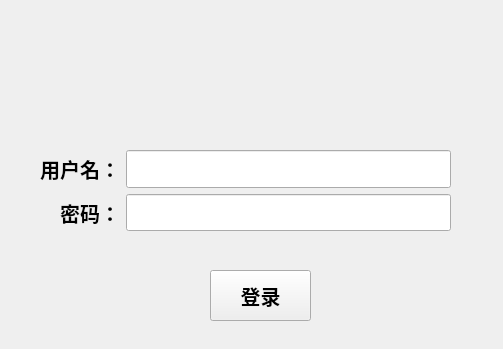
Qt form Login.ui (luoxuanzao/seafile-python) before a commit.
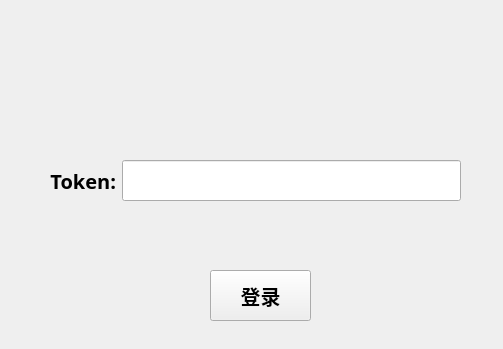
The same form after that commit. Icons and pictures are not drawn.

Commit message: feat: 登陆方式改为token

Patch:
```diff
--- a/Login.ui
+++ b/Login.ui
@@ -50,10 +50,10 @@
   <widget class="QWidget" name="horizontalLayoutWidget">
    <property name="geometry">
     <rect>
-     <x>40</x>
-     <y>150</y>
+     <x>50</x>
+     <y>160</y>
      <width>411</width>
-     <height>81</height>
+     <height>41</height>
     </rect>
    </property>
    <layout class="QHBoxLayout" name="horizontalLayout">
@@ -62,29 +62,6 @@
     </property>
     <item>
      <layout class="QVBoxLayout" name="verticalLayout">
-      <item>
-       <widget class="QLabel" name="username_label">
-        <property name="font">
-         <font>
-          <family>华文仿宋</family>
-          <pointsize>15</pointsize>
-          <weight>75</weight>
-          <italic>false</italic>
-          <bold>true</bold>
-          <strikeout>false</strikeout>
-         </font>
-        </property>
-        <property name="layoutDirection">
-         <enum>Qt::LeftToRight</enum>
-        </property>
-        <property name="text">
-         <string>用户名：</string>
-        </property>
-        <property name="alignment">
-         <set>Qt::AlignRight|Qt::AlignTrailing|Qt::AlignVCenter</set>
-        </property>
-       </widget>
-      </item>
       <item>
        <widget class="QLabel" name="label">
         <property name="font">
@@ -99,7 +76,7 @@
          <enum>Qt::LeftToRight</enum>
         </property>
         <property name="text">
-         <string>密码：</string>
+         <string>Token:</string>
         </property>
         <property name="alignment">
          <set>Qt::AlignRight|Qt::AlignTrailing|Qt::AlignVCenter</set>
@@ -110,22 +87,6 @@
     </item>
     <item>
      <layout class="QVBoxLayout" name="verticalLayout_2">
-      <item>
-       <widget class="QLineEdit" name="username_input">
-        <property name="sizePolicy">
-         <sizepolicy hsizetype="Expanding" vsizetype="Preferred">
-          <horstretch>0</horstretch>
-          <verstretch>0</verstretch>
-         </sizepolicy>
-        </property>
-        <property name="font">
-         <font>
-          <family>华文仿宋</family>
-          <pointsize>15</pointsize>
-         </font>
-        </property>
-       </widget>
-      </item>
       <item>
        <widget class="QLineEdit" name="password_input">
         <property name="enabled">
@@ -144,7 +105,7 @@
          </font>
         </property>
         <property name="echoMode">
-         <enum>QLineEdit::Password</enum>
+         <enum>QLineEdit::Normal</enum>
         </property>
        </widget>
       </item>
```
The commit also changes 7 other files.
